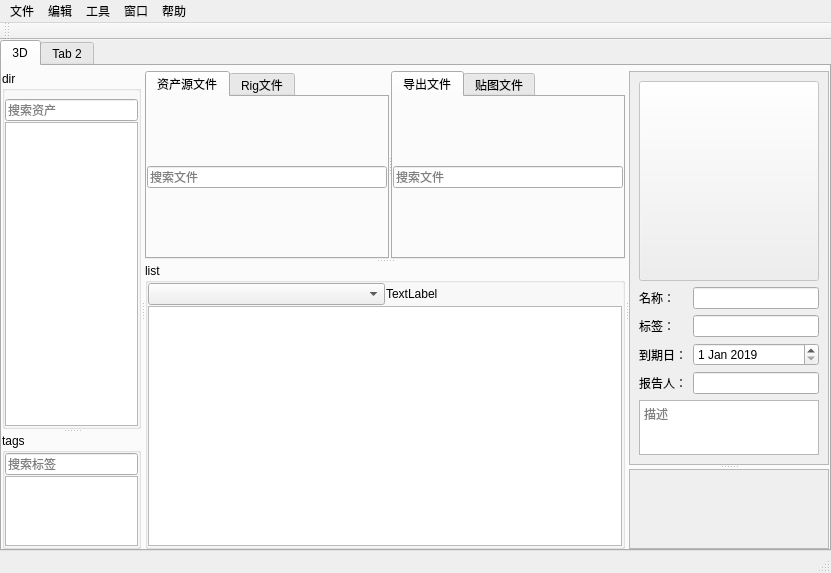
This is assetsManage/UI/AM_MainWin.ui in IvanYangYangXi/pyqt_study as Qt 5 draws it before an edit. The edited form follows.
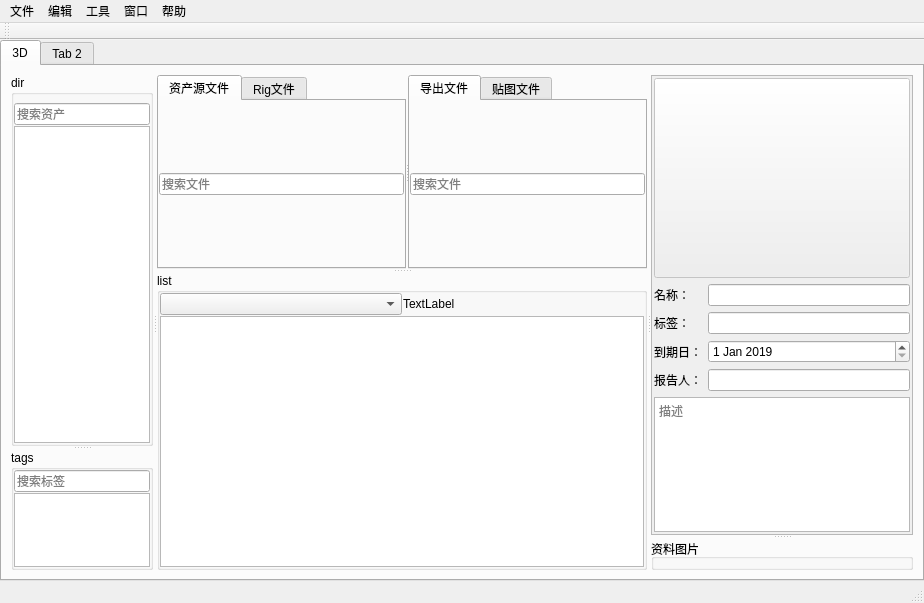
This is the edited form. Icons and pictures are not drawn.

Commit message: img list

```diff
--- a/assetsManage/UI/AM_MainWin.ui
+++ b/assetsManage/UI/AM_MainWin.ui
@@ -6,8 +6,8 @@
    <rect>
     <x>0</x>
     <y>0</y>
-    <width>831</width>
-    <height>573</height>
+    <width>924</width>
+    <height>603</height>
    </rect>
   </property>
   <property name="windowTitle">
@@ -24,7 +24,7 @@
    <string>AssetsManage</string>
   </property>
   <widget class="QWidget" name="centralwidget">
-   <layout class="QGridLayout" name="gridLayout">
+   <layout class="QVBoxLayout" name="verticalLayout_9">
     <property name="leftMargin">
      <number>0</number>
     </property>
@@ -37,7 +37,7 @@
     <property name="bottomMargin">
      <number>0</number>
     </property>
-    <item row="0" column="0">
+    <item>
      <widget class="QTabWidget" name="tabWidget">
       <property name="currentIndex">
        <number>0</number>
@@ -49,24 +49,9 @@
        <attribute name="title">
         <string>3D</string>
        </attribute>
-       <layout class="QGridLayout" name="gridLayout_2">
-        <property name="leftMargin">
-         <number>0</number>
-        </property>
-        <property name="topMargin">
-         <number>5</number>
-        </property>
-        <property name="rightMargin">
-         <number>0</number>
-        </property>
-        <property name="bottomMargin">
-         <number>0</number>
-        </property>
-        <property name="horizontalSpacing">
-         <number>6</number>
-        </property>
-        <item row="0" column="0">
-         <widget class="QSplitter" name="splitter">
+       <layout class="QHBoxLayout" name="horizontalLayout_2">
+        <item>
+         <widget class="QSplitter" name="splitter_3">
           <property name="orientation">
            <enum>Qt::Horizontal</enum>
           </property>
@@ -407,13 +392,7 @@
             </layout>
            </widget>
           </widget>
-          <widget class="QSplitter" name="splitter_describe">
-           <property name="sizePolicy">
-            <sizepolicy hsizetype="Preferred" vsizetype="Expanding">
-             <horstretch>1</horstretch>
-             <verstretch>0</verstretch>
-            </sizepolicy>
-           </property>
+          <widget class="QSplitter" name="splitter">
            <property name="orientation">
             <enum>Qt::Vertical</enum>
            </property>
@@ -432,11 +411,23 @@
               <rect>
                <x>0</x>
                <y>0</y>
-               <width>204</width>
-               <height>376</height>
+               <width>274</width>
+               <height>393</height>
               </rect>
              </property>
              <layout class="QVBoxLayout" name="verticalLayout_5">
+              <property name="leftMargin">
+               <number>2</number>
+              </property>
+              <property name="topMargin">
+               <number>2</number>
+              </property>
+              <property name="rightMargin">
+               <number>2</number>
+              </property>
+              <property name="bottomMargin">
+               <number>2</number>
+              </property>
               <item>
                <widget class="QPushButton" name="bt_img">
                 <property name="enabled">
@@ -540,6 +531,19 @@
                 </property>
                </widget>
               </item>
+              <item>
+               <spacer name="verticalSpacer">
+                <property name="orientation">
+                 <enum>Qt::Vertical</enum>
+                </property>
+                <property name="sizeHint" stdset="0">
+                 <size>
+                  <width>20</width>
+                  <height>0</height>
+                 </size>
+                </property>
+               </spacer>
+              </item>
               <item>
                <spacer name="verticalSpacer_3">
                 <property name="orientation">
@@ -556,35 +560,30 @@
              </layout>
             </widget>
            </widget>
-           <widget class="QScrollArea" name="scrollArea_2">
-            <property name="widgetResizable">
-             <bool>true</bool>
+           <widget class="QGroupBox" name="groupBox_4">
+            <property name="title">
+             <string>资料图片</string>
             </property>
-            <widget class="QWidget" name="scrollAreaWidgetContents_2">
-             <property name="geometry">
-              <rect>
-               <x>0</x>
-               <y>0</y>
-               <width>198</width>
-               <height>90</height>
-              </rect>
+            <layout class="QGridLayout" name="gridLayout">
+             <property name="leftMargin">
+              <number>0</number>
              </property>
-             <layout class="QGridLayout" name="gridLayout_3">
-              <item row="0" column="0">
-               <spacer name="verticalSpacer_2">
-                <property name="orientation">
-                 <enum>Qt::Vertical</enum>
-                </property>
-                <property name="sizeHint" stdset="0">
-                 <size>
-                  <width>20</width>
-                  <height>48</height>
-                 </size>
-                </property>
-               </spacer>
-              </item>
-             </layout>
-            </widget>
+             <property name="topMargin">
+              <number>0</number>
+             </property>
+             <property name="rightMargin">
+              <number>0</number>
+             </property>
+             <property name="bottomMargin">
+              <number>0</number>
+             </property>
+             <property name="spacing">
+              <number>0</number>
+             </property>
+             <item row="0" column="0">
+              <layout class="QVBoxLayout" name="verticalLayout_img"/>
+             </item>
+            </layout>
            </widget>
           </widget>
          </widget>
@@ -605,7 +604,7 @@
     <rect>
      <x>0</x>
      <y>0</y>
-     <width>831</width>
+     <width>924</width>
      <height>23</height>
     </rect>
    </property>
```
The commit also changes 2 other files.
